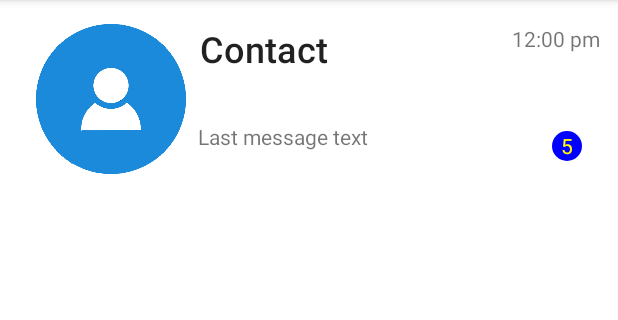
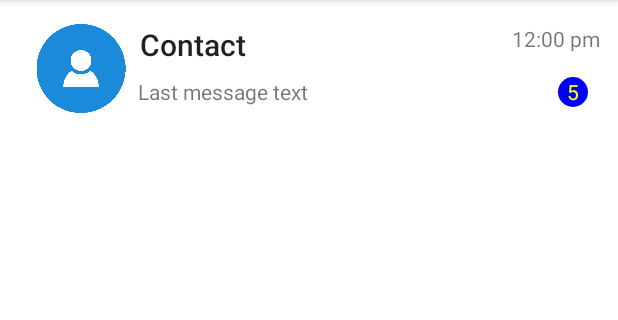
Before and after one commit to kapymessenger/Kapy, an Android app: the fragment DialogFragment shown on its own in the app's theme, on a phone screen of 412 x 824 dp, the part 84-404 px from its top. Run offline under Robolectric (Android 15) with nearby library versions, the phone set to English and light mode, and no system bars.

Commit message:
fixed fragment dialog

```diff
--- a/app/src/main/res/layout/fragment_dialog.xml
+++ b/app/src/main/res/layout/fragment_dialog.xml
@@ -5,26 +5,26 @@
     android:id="@+id/contact_fragment_layout"
     android:layout_width="match_parent"
     android:layout_height="match_parent"
-    tools:context=".DialogFragment">
+    tools:context=".fragment.DialogFragment">
 
     <!-- TODO: Update blank fragment layout -->
 
     <TextView
         android:id="@+id/contact_name"
-        android:layout_width="205dp"
-        android:layout_height="49dp"
+        android:layout_width="235dp"
+        android:layout_height="27dp"
         android:layout_marginStart="9dp"
         android:layout_marginTop="16dp"
         android:text="Contact"
         android:textAppearance="@style/TextAppearance.AppCompat.Body2"
-        android:textSize="24sp"
+        android:textSize="20sp"
         app:layout_constraintStart_toEndOf="@+id/contact_image"
         app:layout_constraintTop_toTopOf="parent" />
 
     <ImageView
         android:id="@+id/contact_image"
-        android:layout_width="100dp"
-        android:layout_height="100dp"
+        android:layout_width="60dp"
+        android:layout_height="59dp"
         android:layout_marginStart="24dp"
         android:layout_marginTop="16dp"
         android:src="@drawable/empty_user_image"
@@ -33,10 +33,10 @@
 
     <TextView
         android:id="@+id/contact_last_message"
-        android:layout_width="204dp"
-        android:layout_height="34dp"
+        android:layout_width="252dp"
+        android:layout_height="22dp"
         android:layout_marginStart="8dp"
-        android:layout_marginTop="16dp"
+        android:layout_marginTop="8dp"
         android:text="Last message text"
         app:layout_constraintStart_toEndOf="@+id/contact_image"
         app:layout_constraintTop_toBottomOf="@+id/contact_name" />
@@ -55,8 +55,8 @@
         android:id="@+id/contact_message_count"
         android:layout_width="20dp"
         android:layout_height="20dp"
-        android:layout_marginStart="32dp"
-        android:layout_marginTop="52dp"
+        android:layout_marginStart="28dp"
+        android:layout_marginTop="16dp"
         android:background="@drawable/circle"
         android:text="5"
         android:textAlignment="center"
```
